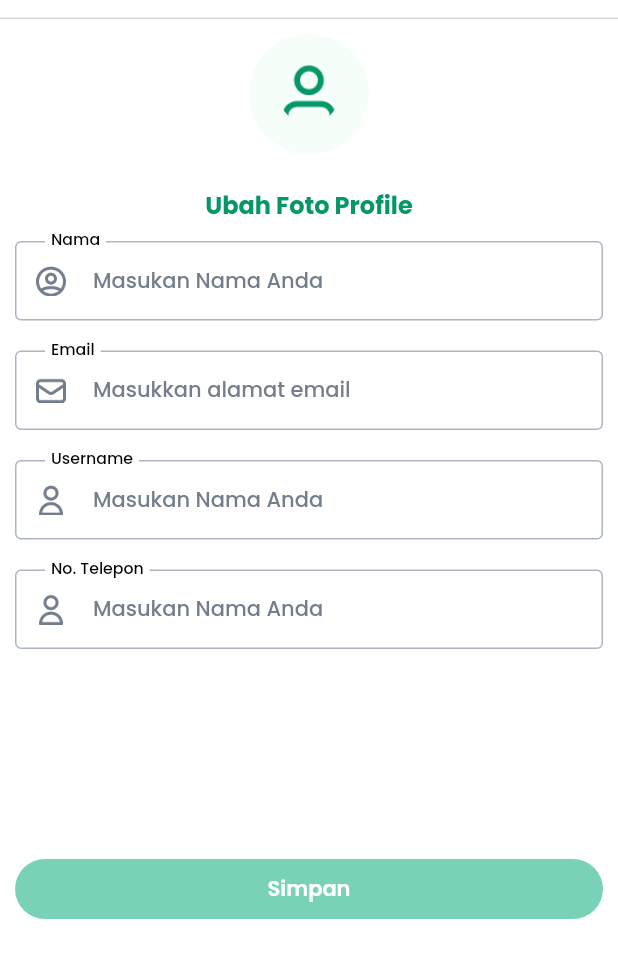
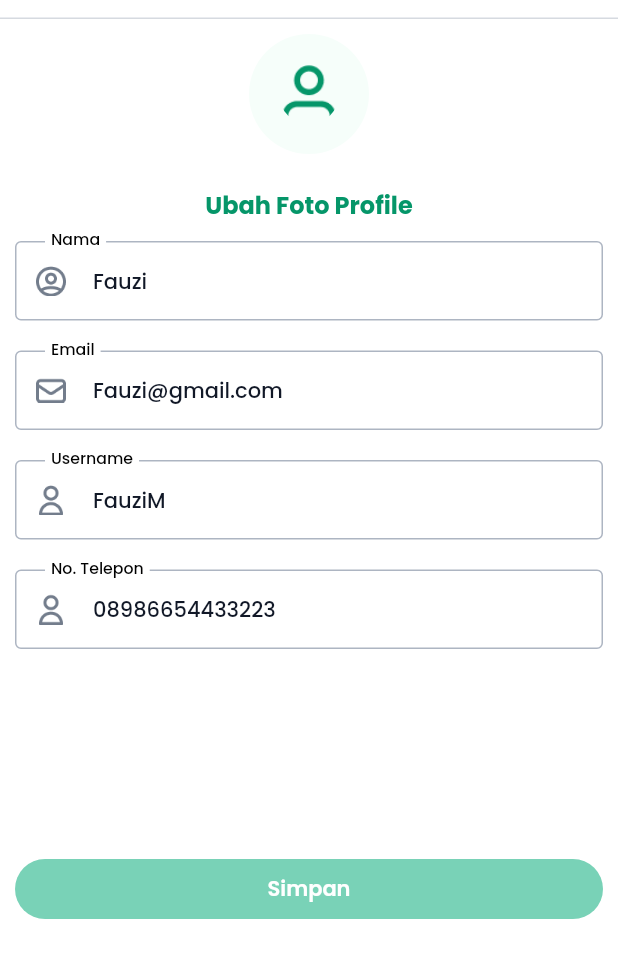
Before and after one commit to Ecowave-Alterra/ecowave-flutter, a Flutter app: the EditProfilePage screen opened directly, on a phone screen of 412 x 824 dp, the part 65-1043 px from its top. Run offline on Flutter 3.47's test engine with Material 2 defaults, Android fonts, the phone set to English and light mode, and no system bars; our stand-ins replace another_flushbar, carousel_slider, file_picker, flutter_bloc, flutter_countdown_timer, get_it and 2 more.

Commit message:
finish edit profile

```diff
--- a/lib/features/profile/view/edit_profile.dart
+++ b/lib/features/profile/view/edit_profile.dart
@@ -12,6 +12,11 @@ class EditProfilePage extends StatefulWidget {
 }
 
 class _EditProfilePageState extends State<EditProfilePage> {
+  final String _initialName = 'Fauzi';
+  final String _initialEmail = 'Fauzi@gmail.com';
+  final String _initialUsername = 'FauziM';
+  final String _initialNoTelp = '08986654433223';
+
   File? _image;
   final GlobalKey<FormState> _formKey = GlobalKey<FormState>();
   final TextEditingController _nameController = TextEditingController();
@@ -19,23 +24,35 @@ class _EditProfilePageState extends State<EditProfilePage> {
   final TextEditingController _usernameController = TextEditingController();
   final TextEditingController _noTelpController = TextEditingController();
 
-  bool _isLoginButtonDisabled = true;
+  bool _isChangeButtonDisabled = true;
 
   void _checkLoginButtonStatus() {
     final email = _emailController.text;
     final username = _usernameController.text;
     final noTelp = _noTelpController.text;
     final name = _nameController.text;
-
+    final image = _image;
     setState(() {
-      _isLoginButtonDisabled =
-          email.isEmpty || username.isEmpty || noTelp.isEmpty || name.isEmpty;
+      _isChangeButtonDisabled = email.isEmpty ||
+          username.isEmpty ||
+          noTelp.isEmpty ||
+          name.isEmpty ||
+          image == null ||
+          (email == _initialEmail &&
+              username == _initialUsername &&
+              name == _initialName &&
+              noTelp == _initialNoTelp);
     });
   }
 
   @override
   void initState() {
     super.initState();
+    _nameController.text = _initialName;
+    _emailController.text = _initialEmail;
+    _usernameController.text = _initialUsername;
+    _noTelpController.text = _initialNoTelp;
+
     _emailController.addListener(_checkLoginButtonStatus);
     _usernameController.addListener(_checkLoginButtonStatus);
     _nameController.addListener(_checkLoginButtonStatus);
@@ -49,7 +66,12 @@ class _EditProfilePageState extends State<EditProfilePage> {
     if (result != null) {
       setState(() {
         _image = File(result.files.single.path!);
+        _isChangeButtonDisabled = false;
       });
+      // ignore: use_build_context_synchronously
+      "Berhasil! Foto profil berhasil diubah".succeedBar(context);
+    } else {
+      "Ups! Foto profil gagal diunggah. Coba lagi ya".failedBar(context);
     }
   }
 
@@ -57,9 +79,12 @@ class _EditProfilePageState extends State<EditProfilePage> {
   Widget build(BuildContext context) {
     return Scaffold(
       appBar: AppBar(title: const Text("Saya")),
-      body: Padding(
+      body: SingleChildScrollView(
+        child: Padding(
           padding: const EdgeInsets.all(10),
           child: Center(
+            child: Form(
+              key: _formKey,
               child: Column(
                 crossAxisAlignment: CrossAxisAlignment.center,
                 children: [
@@ -146,12 +171,15 @@ class _EditProfilePageState extends State<EditProfilePage> {
                   140.0.height,
                   EcoFormButton(
                     label: 'Simpan',
-                onPressed: _isLoginButtonDisabled
+                    onPressed: _isChangeButtonDisabled
                         ? () {}
                         : () {
-                        if (_formKey.currentState!.validate()) {}
+                            if (_formKey.currentState!.validate()) {
+                              "Yey! Profil kamu berhasil diubah"
+                                  .succeedBar(context);
+                            }
                           },
-                backgroundColor: _isLoginButtonDisabled
+                    backgroundColor: _isChangeButtonDisabled
                         ? AppColors.primary300
                         : AppColors.primary500,
                   ),
@@ -159,6 +187,8 @@ class _EditProfilePageState extends State<EditProfilePage> {
               ),
             ),
           ),
+        ),
+      ),
     );
   }
 }
--- a/pubspec.yaml
+++ b/pubspec.yaml
@@ -20,6 +20,7 @@ dependencies:
   lottie: ^2.3.2
   carousel_slider: ^4.2.1
   flutter_countdown_timer: ^4.1.0
+  file_picker: ^5.3.1
 
 flutter_launcher_icons:
   android: "launcher_icon"
```
Also changed, not shown: lib/features/home/home_page.dart (+3 -4 lines), pubspec.lock. Lines whose indentation alone changed are shown as unchanged.
